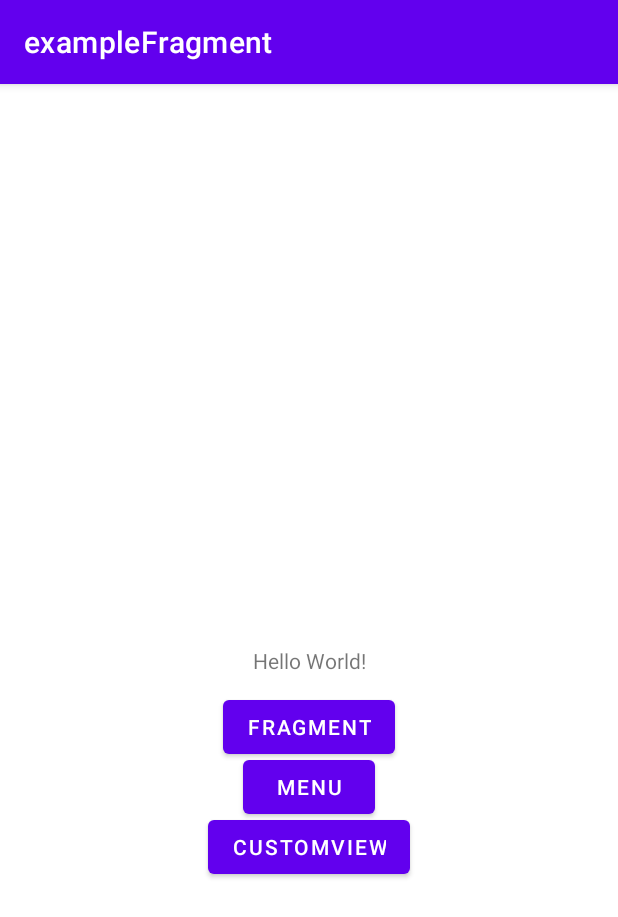
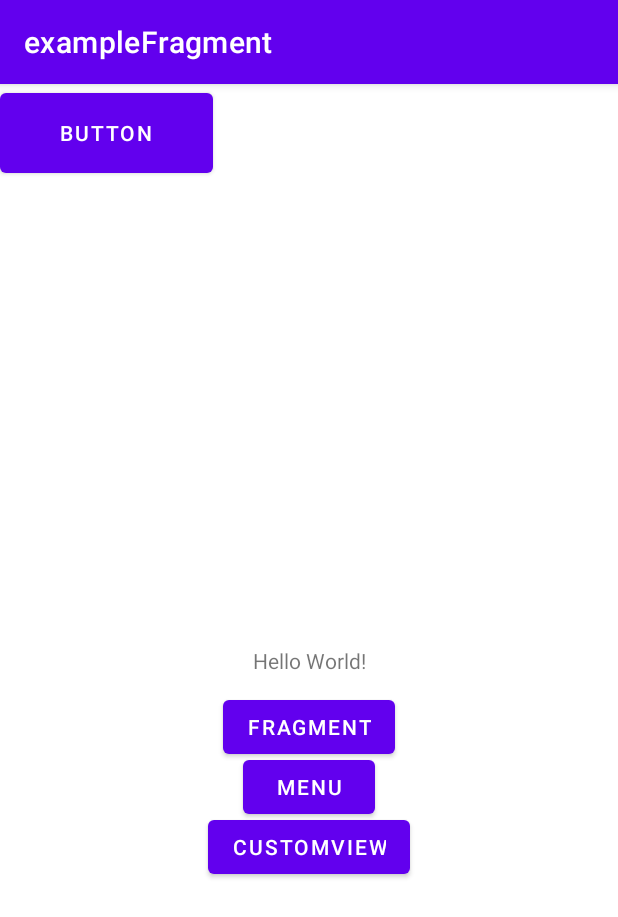
Before and after one commit to forflight/exampleFragment, an Android app: the screen it shows after launch (MainActivity), on a phone screen of 412 x 824 dp. Shown: the top 917 px of the screen. Run offline under Robolectric (Android 15) with nearby library versions, the phone set to English and light mode, and no system bars.

Commit message:
import fix, delete wildcard

```diff
--- a/app/src/main/res/layout/activity_main.xml
+++ b/app/src/main/res/layout/activity_main.xml
@@ -49,4 +49,13 @@
         app:layout_constraintRight_toRightOf="parent"
         app:layout_constraintTop_toTopOf="@+id/button2" />
 
+    <Button
+        android:id="@+id/button4"
+        android:layout_width="142dp"
+        android:layout_height="65dp"
+        android:text="Button"
+        tools:layout_editor_absoluteX="138dp"
+        tools:layout_editor_absoluteY="223dp"
+        tools:ignore="MissingConstraints" />
+
 </androidx.constraintlayout.widget.ConstraintLayout>
```
Also changed, not shown: app/src/main/java/com/example/examplefragment/CustomView.kt (+5 -2 lines), app/src/main/java/com/example/examplefragment/MenuExample.kt (+5 -2 lines).
